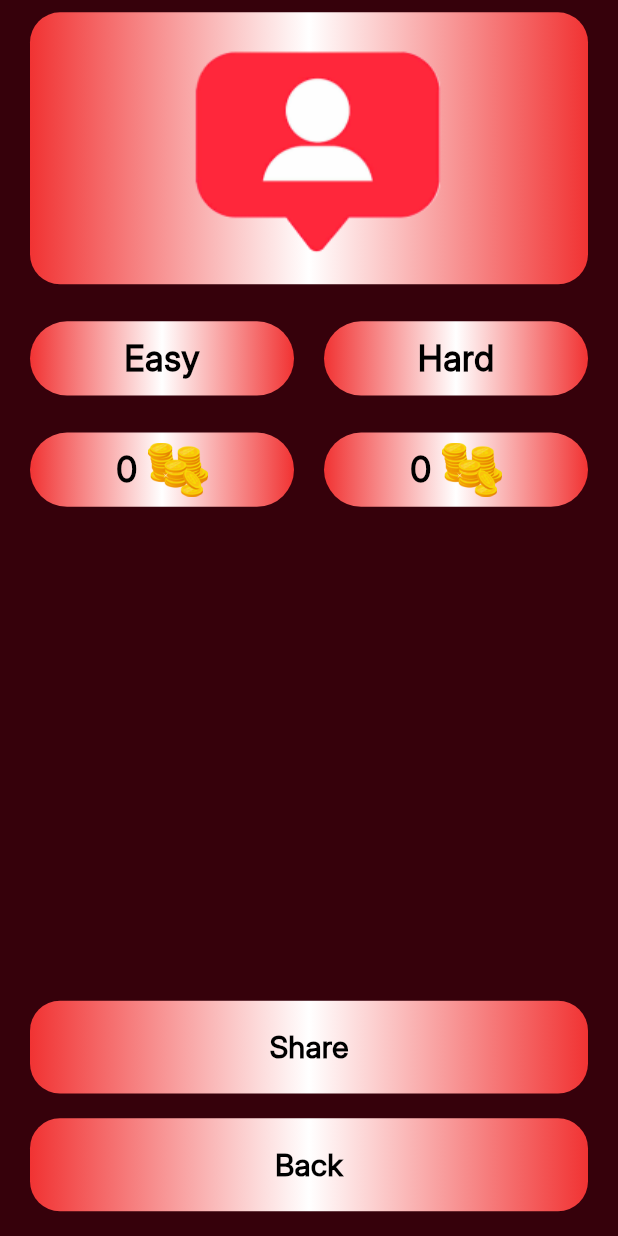
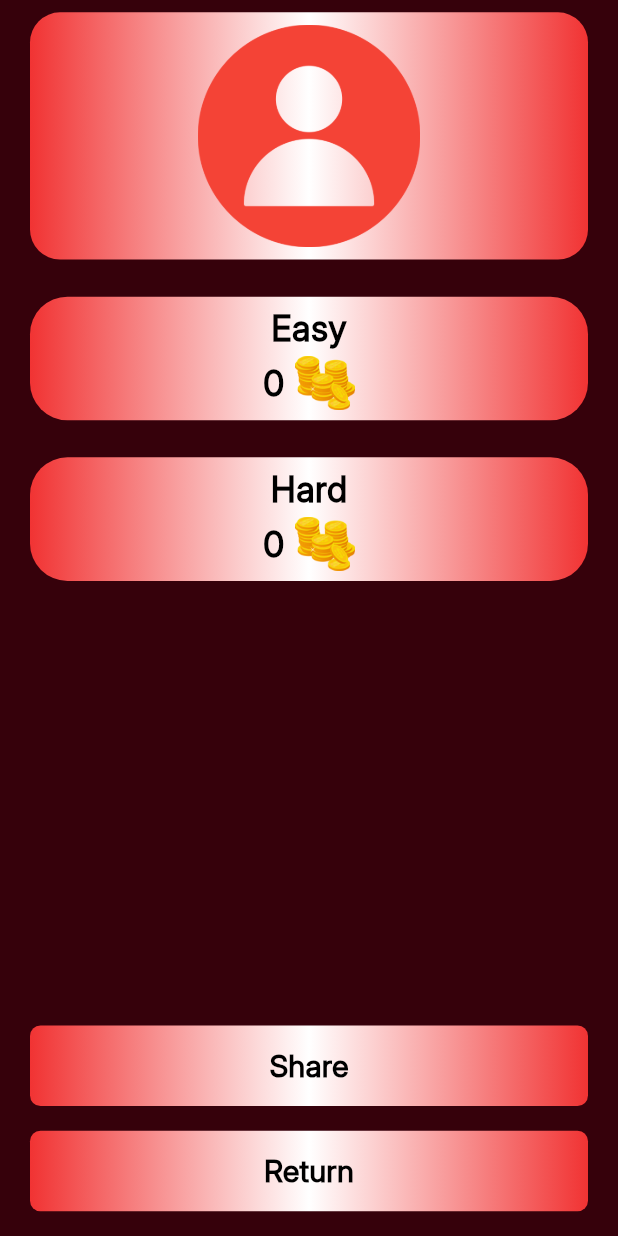
Before and after one commit to patt2005/bregenz-quiz, a Flutter app: the ProgressScreen screen opened directly, on a phone screen of 412 x 824 dp. Run offline on Flutter 3.47's test engine with Material 3 defaults, Android fonts, the phone set to English and light mode, and no system bars; our stand-ins replace image_picker, share_plus.

Commit message:
some bug fixes

```diff
--- a/lib/screens/intro_screen.dart
+++ b/lib/screens/intro_screen.dart
@@ -47,7 +47,7 @@ class _IntroScreenState extends State<IntroScreen> {
                   vertical: screenSize.height * 0.02,
                 ),
                 decoration: BoxDecoration(
-                  color: buttonColor,
+                  color: buttonColor.withOpacity(0.3),
                   borderRadius: BorderRadius.circular(20),
                 ),
                 child: Row(
--- a/lib/screens/progress_screen.dart
+++ b/lib/screens/progress_screen.dart
@@ -25,7 +25,10 @@ class _ProgressScreenState extends State<ProgressScreen> {
           child: Column(
             children: [
               SizedBox(height: screenSize.height * 0.01),
-              Container(
+              Consumer<GameManager>(
+                builder: (context, value, child) => Container(
+                  padding:
+                      EdgeInsets.symmetric(vertical: screenSize.height * 0.01),
                   decoration: BoxDecoration(
                     borderRadius: BorderRadius.circular(20),
                     gradient: LinearGradient(
@@ -34,30 +37,33 @@ class _ProgressScreenState extends State<ProgressScreen> {
                   ),
                   width: screenSize.width,
                   child: Image.asset(
-                  "assets/images/profile_image.png",
+                    value.profileImagePath.isEmpty
+                        ? "assets/images/profile_image.png"
+                        : value.profileImagePath,
                     width: screenSize.width,
-                  height: screenSize.height * 0.22,
+                    height: screenSize.height * 0.18,
+                  ),
                 ),
               ),
               SizedBox(height: screenSize.height * 0.03),
-              SizedBox(
-                height: screenSize.height * 0.06,
-                child: Row(
+
+              // Updated layout for "Easy" and "Hard" with coins
+              Expanded(
+                child: Column(
                   children: [
-                    Expanded(
-                      child: Container(
-                        height: double.infinity,
+                    Container(
+                      height: screenSize.height * 0.1,
+                      width: double.infinity,
                       decoration: BoxDecoration(
                         borderRadius: BorderRadius.circular(25),
                         gradient: LinearGradient(
                           colors: [redColor, whiteColor, redColor],
                         ),
                       ),
-                        child: const Row(
+                      child: Column(
                         mainAxisAlignment: MainAxisAlignment.center,
-                          mainAxisSize: MainAxisSize.min,
                         children: [
-                            Text(
+                          const Text(
                             "Easy",
                             style: TextStyle(
                               color: Colors.black,
@@ -65,56 +71,8 @@ class _ProgressScreenState extends State<ProgressScreen> {
                               fontSize: 23,
                             ),
                           ),
-                          ],
-                        ),
-                      ),
-                    ),
-                    const SizedBox(width: 20),
-                    Expanded(
-                      child: Container(
-                        height: double.infinity,
-                        decoration: BoxDecoration(
-                          borderRadius: BorderRadius.circular(25),
-                          gradient: LinearGradient(
-                            colors: [redColor, whiteColor, redColor],
-                          ),
-                        ),
-                        child: const Row(
+                          Row(
                             mainAxisAlignment: MainAxisAlignment.center,
-                          mainAxisSize: MainAxisSize.min,
-                          children: [
-                            Text(
-                              "Hard",
-                              style: TextStyle(
-                                color: Colors.black,
-                                fontWeight: FontWeight.w700,
-                                fontSize: 23,
-                              ),
-                            ),
-                          ],
-                        ),
-                      ),
-                    ),
-                  ],
-                ),
-              ),
-              SizedBox(height: screenSize.height * 0.03),
-              SizedBox(
-                height: screenSize.height * 0.06,
-                child: Row(
-                  children: [
-                    Expanded(
-                      child: Container(
-                        height: double.infinity,
-                        decoration: BoxDecoration(
-                          borderRadius: BorderRadius.circular(25),
-                          gradient: LinearGradient(
-                            colors: [redColor, whiteColor, redColor],
-                          ),
-                        ),
-                        child: Row(
-                          mainAxisAlignment: MainAxisAlignment.center,
-                          mainAxisSize: MainAxisSize.min,
                             children: [
                               Text(
                                 provider.easyModeTotalCoins.toString(),
@@ -132,21 +90,32 @@ class _ProgressScreenState extends State<ProgressScreen> {
                               ),
                             ],
                           ),
+                        ],
                       ),
                     ),
-                    const SizedBox(width: 20),
-                    Expanded(
-                      child: Container(
-                        height: double.infinity,
+                    SizedBox(height: screenSize.height * 0.03),
+                    Container(
+                      height: screenSize.height * 0.1,
+                      width: double.infinity,
                       decoration: BoxDecoration(
                         borderRadius: BorderRadius.circular(25),
                         gradient: LinearGradient(
                           colors: [redColor, whiteColor, redColor],
                         ),
                       ),
-                        child: Row(
+                      child: Column(
                         mainAxisAlignment: MainAxisAlignment.center,
-                          mainAxisSize: MainAxisSize.min,
+                        children: [
+                          const Text(
+                            "Hard",
+                            style: TextStyle(
+                              color: Colors.black,
+                              fontWeight: FontWeight.w700,
+                              fontSize: 23,
+                            ),
+                          ),
+                          Row(
+                            mainAxisAlignment: MainAxisAlignment.center,
                             children: [
                               Text(
                                 provider.hardModeTotalCoins.toString(),
@@ -164,6 +133,7 @@ class _ProgressScreenState extends State<ProgressScreen> {
                               ),
                             ],
                           ),
+                        ],
                       ),
                     ),
                   ],
@@ -179,7 +149,7 @@ class _ProgressScreenState extends State<ProgressScreen> {
               ),
               SizedBox(height: screenSize.height * 0.02),
               FadeButton(
-                text: "Back",
+                text: "Return",
                 onPressed: () {
                   Navigator.of(context).pop();
                 },
--- a/lib/screens/story_screen.dart
+++ b/lib/screens/story_screen.dart
@@ -70,7 +70,7 @@ class StoryScreen extends StatelessWidget {
                 height: screenSize.height * 0.03,
               ),
               FadeButton(
-                text: "Back",
+                text: "Return",
                 onPressed: () {
                   Navigator.of(context).pop();
                 },
--- a/lib/widgets/fade_button.dart
+++ b/lib/widgets/fade_button.dart
@@ -15,7 +15,7 @@ class FadeButton extends StatelessWidget {
   Widget build(BuildContext context) {
     return Container(
       decoration: BoxDecoration(
-        borderRadius: BorderRadiusDirectional.circular(20),
+        borderRadius: BorderRadiusDirectional.circular(7),
         gradient: LinearGradient(
           colors: [redColor, whiteColor, redColor],
         ),
@@ -23,7 +23,7 @@ class FadeButton extends StatelessWidget {
       child: ElevatedButton(
         style: ButtonStyle(
           padding: WidgetStatePropertyAll(
-            EdgeInsets.symmetric(vertical: screenSize.height * 0.02),
+            EdgeInsets.symmetric(vertical: screenSize.height * 0.015),
           ),
           backgroundColor: const WidgetStatePropertyAll(Colors.transparent),
           elevation: const WidgetStatePropertyAll(0),
```
Also changed, not shown: lib/screens/daily_quiz_screen.dart (+20 -39 lines), lib/screens/easy_quiz_screen.dart (+32 -27 lines), lib/screens/hard_quiz_screen.dart (+23 -23 lines), lib/screens/home_screen.dart (+4 -4 lines), lib/screens/mode_screen.dart (+13 -4 lines), lib/screens/results_screen.dart (+15 -5 lines), lib/screens/settings_screen.dart (+12 -18 lines), assets/images/bolt.png, assets/images/profile_image.png. Lines whose indentation alone changed are shown as unchanged.
